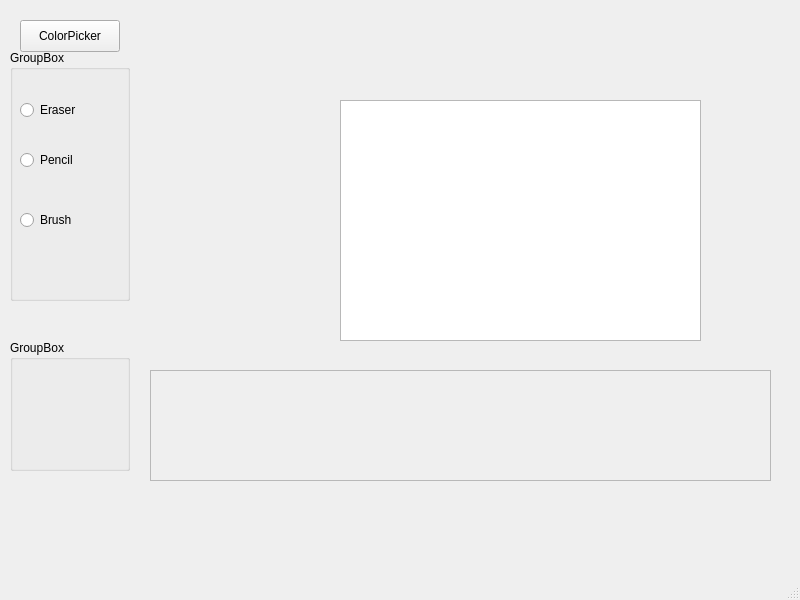
University-of-Utah-CS3505/a7-sprite-editor-s22-CamilleVG, file Sprite_Editor/mainwindow.ui: the form before one commit.
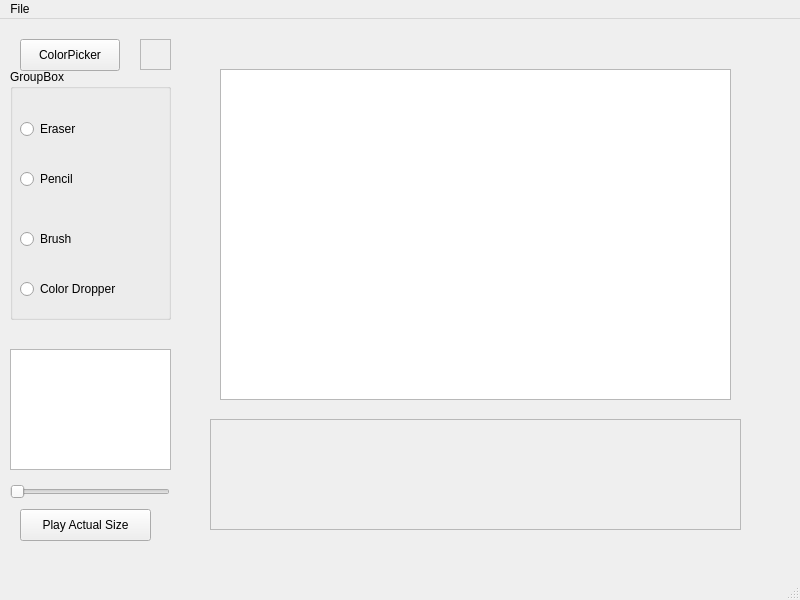
The form after the commit.

Diff of the .ui file:
```diff
--- a/Sprite_Editor/mainwindow.ui
+++ b/Sprite_Editor/mainwindow.ui
@@ -17,9 +17,9 @@
    <widget class="QScrollArea" name="scrollArea">
     <property name="geometry">
      <rect>
-      <x>150</x>
-      <y>370</y>
-      <width>621</width>
+      <x>210</x>
+      <y>400</y>
+      <width>531</width>
       <height>111</height>
      </rect>
     </property>
@@ -31,7 +31,7 @@
       <rect>
        <x>0</x>
        <y>0</y>
-       <width>619</width>
+       <width>529</width>
        <height>109</height>
       </rect>
      </property>
@@ -51,10 +51,10 @@
    <widget class="QGraphicsView" name="graphicsView">
     <property name="geometry">
      <rect>
-      <x>340</x>
-      <y>100</y>
-      <width>361</width>
-      <height>241</height>
+      <x>220</x>
+      <y>50</y>
+      <width>511</width>
+      <height>331</height>
      </rect>
     </property>
    </widget>
@@ -63,7 +63,7 @@
      <rect>
       <x>10</x>
       <y>50</y>
-      <width>120</width>
+      <width>161</width>
       <height>251</height>
      </rect>
     </property>
@@ -109,19 +109,19 @@
       <string>Brush</string>
      </property>
     </widget>
-   </widget>
-   <widget class="QGroupBox" name="ColorGroupBox">
-    <property name="geometry">
-     <rect>
-      <x>10</x>
-      <y>340</y>
-      <width>120</width>
-      <height>131</height>
-     </rect>
-    </property>
-    <property name="title">
-     <string>GroupBox</string>
-    </property>
+    <widget class="QRadioButton" name="colorDropperRadioButton">
+     <property name="geometry">
+      <rect>
+       <x>10</x>
+       <y>210</y>
+       <width>111</width>
+       <height>20</height>
+      </rect>
+     </property>
+     <property name="text">
+      <string>Color Dropper</string>
+     </property>
+    </widget>
    </widget>
    <widget class="QPushButton" name="colorPickerPushButton">
     <property name="geometry">
@@ -136,6 +136,58 @@
      <string>ColorPicker</string>
     </property>
    </widget>
+   <widget class="QFrame" name="currentColorFrame">
+    <property name="geometry">
+     <rect>
+      <x>140</x>
+      <y>20</y>
+      <width>31</width>
+      <height>31</height>
+     </rect>
+    </property>
+    <property name="frameShape">
+     <enum>QFrame::StyledPanel</enum>
+    </property>
+    <property name="frameShadow">
+     <enum>QFrame::Raised</enum>
+    </property>
+   </widget>
+   <widget class="QGraphicsView" name="graphicsView_2">
+    <property name="geometry">
+     <rect>
+      <x>10</x>
+      <y>330</y>
+      <width>161</width>
+      <height>121</height>
+     </rect>
+    </property>
+   </widget>
+   <widget class="QPushButton" name="playPushButton">
+    <property name="geometry">
+     <rect>
+      <x>20</x>
+      <y>490</y>
+      <width>131</width>
+      <height>32</height>
+     </rect>
+    </property>
+    <property name="text">
+     <string>Play Actual Size</string>
+    </property>
+   </widget>
+   <widget class="QSlider" name="playSpeedHorizontalSlider">
+    <property name="geometry">
+     <rect>
+      <x>10</x>
+      <y>460</y>
+      <width>160</width>
+      <height>25</height>
+     </rect>
+    </property>
+    <property name="orientation">
+     <enum>Qt::Horizontal</enum>
+    </property>
+   </widget>
   </widget>
   <widget class="QMenuBar" name="menubar">
    <property name="geometry">
@@ -146,6 +198,17 @@
      <height>24</height>
     </rect>
    </property>
+   <widget class="QMenu" name="menuFile">
+    <property name="title">
+     <string>File</string>
+    </property>
+    <addaction name="separator"/>
+    <addaction name="actionLoad"/>
+    <addaction name="actionSave"/>
+    <addaction name="actionNew"/>
+    <addaction name="actionClose"/>
+   </widget>
+   <addaction name="menuFile"/>
   </widget>
   <widget class="QStatusBar" name="statusbar"/>
  </widget>
```
Left out of the diff: 20 changed lines with no effect on the pictures.
